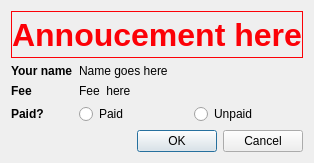
Old version of the form src/CheckInDialog.ui in the repository simophin/game-matcher-qt.
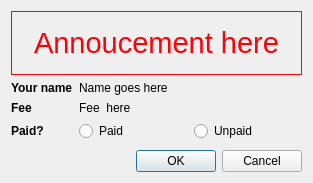
New version of the form.

What changed in the file:
```diff
--- a/src/CheckInDialog.ui
+++ b/src/CheckInDialog.ui
@@ -10,7 +10,7 @@
     <x>0</x>
     <y>0</y>
     <width>313</width>
-    <height>163</height>
+    <height>183</height>
    </rect>
   </property>
   <property name="windowTitle">
@@ -21,13 +21,14 @@
     <widget class="QLabel" name="annoucement">
      <property name="font">
       <font>
-       <pointsize>24</pointsize>
-       <weight>75</weight>
-       <bold>true</bold>
+       <pointsize>22</pointsize>
+       <weight>50</weight>
+       <bold>false</bold>
       </font>
      </property>
      <property name="styleSheet">
-      <string notr="true">color: rgb(252, 1, 7)</string>
+      <string notr="true">color: rgb(252, 1, 7);
+padding: 8pt;</string>
      </property>
      <property name="frameShape">
       <enum>QFrame::Panel</enum>
```
